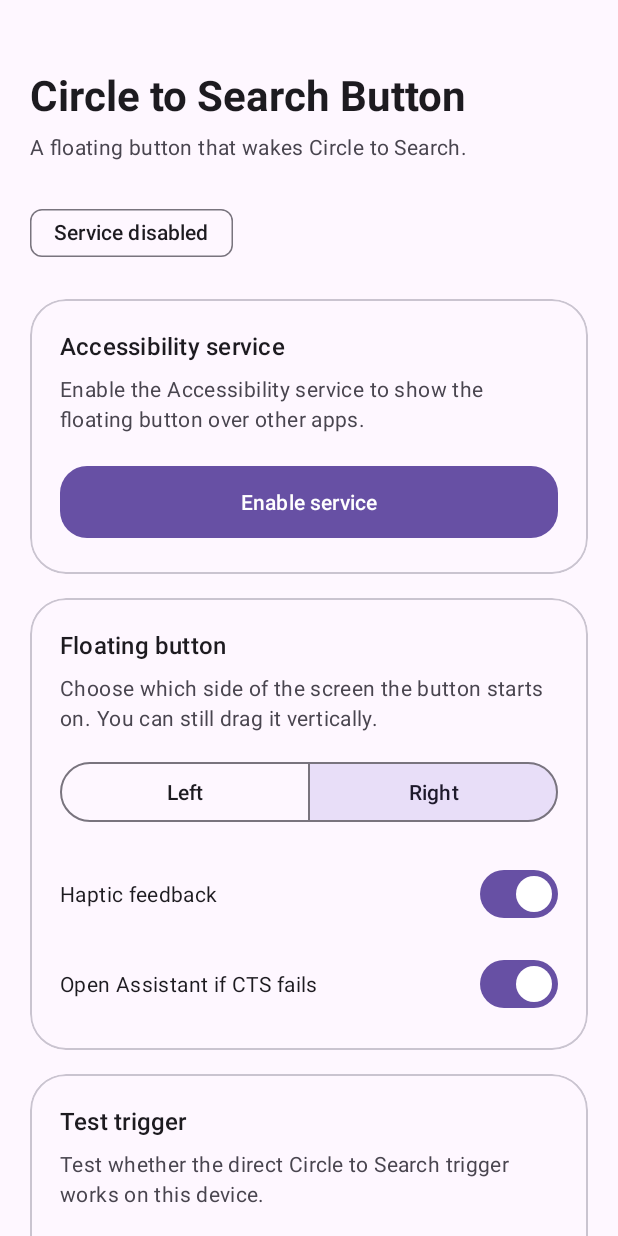
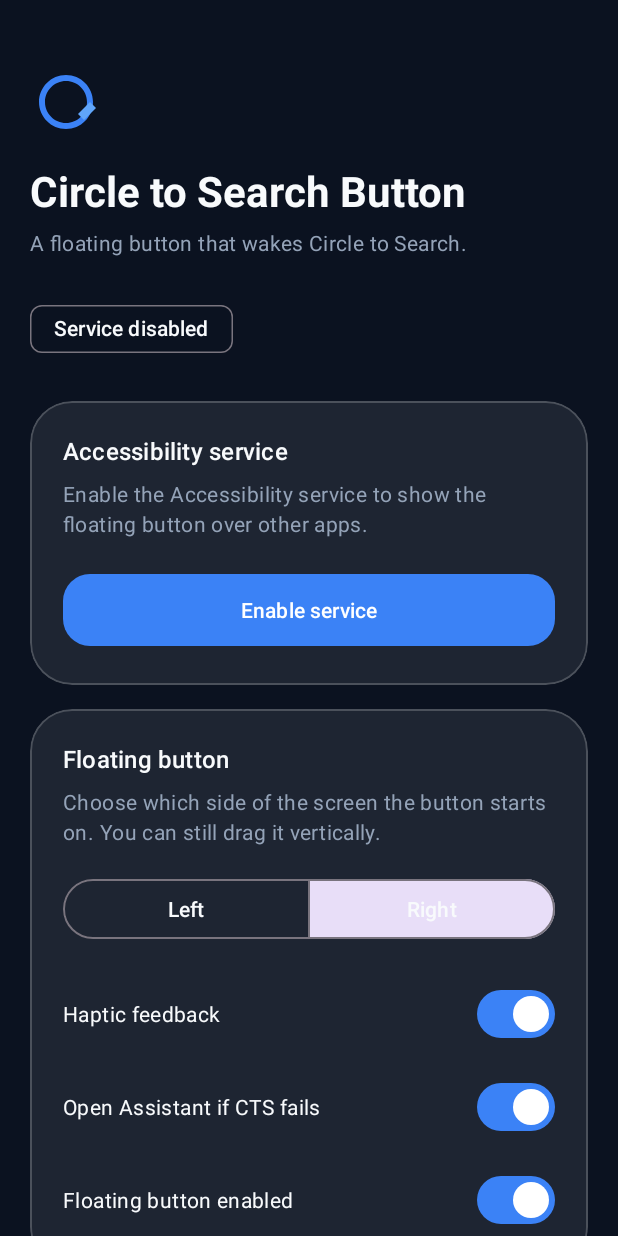
Before and after one commit to cRED-f/wakeCTS, an Android app: the screen it shows after launch (MainActivity), on a phone screen of 412 x 824 dp. Run offline under Robolectric (Android 15) with nearby library versions, the phone set to English and light mode, and no system bars.

Commit message:
feat: add  drop zone and floating button on/off control

```diff
--- a/app/build.gradle.kts
+++ b/app/build.gradle.kts
@@ -46,6 +46,6 @@ dependencies {
     implementation("androidx.constraintlayout:constraintlayout:2.1.4")
 
     implementation("org.lsposed.hiddenapibypass:hiddenapibypass:6.1")
-
+    implementation("androidx.dynamicanimation:dynamicanimation:1.1.0")
     compileOnly("io.github.libxposed:api:102.0.0")
 }
--- a/app/src/main/AndroidManifest.xml
+++ b/app/src/main/AndroidManifest.xml
@@ -3,6 +3,7 @@
 
     <application
         android:allowBackup="true"
+        android:icon="@mipmap/ic_launcher"
         android:label="@string/app_name"
         android:supportsRtl="true"
         android:theme="@style/Theme.CtsButton">
--- a/app/src/main/java/com/example/ctsbutton/AppPreferences.kt
+++ b/app/src/main/java/com/example/ctsbutton/AppPreferences.kt
@@ -5,9 +5,14 @@ import android.content.Context
 object AppPreferences {
 
     private const val PREFS_NAME = "cts_button_prefs"
+
+    private const val KEY_WAKE_ENABLED = "wake_enabled"
     private const val KEY_FALLBACK_ENABLED = "fallback_enabled"
     private const val KEY_BUTTON_ON_LEFT = "button_on_left"
     private const val KEY_HAPTIC_ENABLED = "haptic_enabled"
+
+    var isWakeEnabled: Boolean = true
+        private set
 
     var isFallbackEnabled: Boolean = true
         private set
@@ -21,9 +26,18 @@ object AppPreferences {
     fun load(context: Context) {
         val prefs = context.getSharedPreferences(PREFS_NAME, Context.MODE_PRIVATE)
 
+        isWakeEnabled = prefs.getBoolean(KEY_WAKE_ENABLED, true)
         isFallbackEnabled = prefs.getBoolean(KEY_FALLBACK_ENABLED, true)
         isButtonLeft = prefs.getBoolean(KEY_BUTTON_ON_LEFT, false)
         isHapticEnabled = prefs.getBoolean(KEY_HAPTIC_ENABLED, true)
+    }
+
+    fun setWakeEnabled(context: Context, enabled: Boolean) {
+        isWakeEnabled = enabled
+        context.getSharedPreferences(PREFS_NAME, Context.MODE_PRIVATE)
+            .edit()
+            .putBoolean(KEY_WAKE_ENABLED, enabled)
+            .apply()
     }
 
     fun setFallbackEnabled(context: Context, enabled: Boolean) {
--- a/app/src/main/java/com/example/ctsbutton/MainActivity.kt
+++ b/app/src/main/java/com/example/ctsbutton/MainActivity.kt
@@ -35,6 +35,15 @@ class MainActivity : AppCompatActivity() {
     private fun setupListeners() {
         binding.enableServiceButton.setOnClickListener {
             startActivity(Intent(Settings.ACTION_ACCESSIBILITY_SETTINGS))
+        }
+
+        binding.wakeSwitch.setOnCheckedChangeListener { _, checked ->
+            AppPreferences.setWakeEnabled(this, checked)
+
+            Intent(AssistantButtonService.ACTION_TOGGLE_BUTTON).also {
+                it.setPackage(packageName)
+                sendBroadcast(it)
+            }
         }
 
         binding.fallbackSwitch.setOnCheckedChangeListener { _, checked ->
@@ -93,6 +102,7 @@ class MainActivity : AppCompatActivity() {
             getString(R.string.enable_service)
         }
 
+        binding.wakeSwitch.isChecked = AppPreferences.isWakeEnabled
         binding.fallbackSwitch.isChecked = AppPreferences.isFallbackEnabled
         binding.hapticSwitch.isChecked = AppPreferences.isHapticEnabled
 
--- /dev/null
+++ b/app/src/main/res/drawable/ic_search_pencil.xml
@@ -0,0 +1,16 @@
+<?xml version="1.0" encoding="utf-8"?>
+<vector xmlns:android="http://schemas.android.com/apk/res/android"
+    android:width="24dp"
+    android:height="24dp"
+    android:viewportWidth="24"
+    android:viewportHeight="24">
+
+    <path
+        android:fillColor="@color/primary"
+        android:pathData="M12,3C7.03,3 3,7.03 3,12s4.03,9 9,9 9,-4.03 9,-9 -4.03,-9 -9,-9zM12,19c-3.87,0 -7,-3.13 -7,-7s3.13,-7 7,-7 7,3.13 7,7 -3.13,7 -7,7z" />
+
+    <path
+        android:fillColor="@color/accent"
+        android:pathData="M16,16l2,2l4,-4l-2,-2l-4,4z" />
+
+</vector>
--- a/app/src/main/res/layout/activity_main.xml
+++ b/app/src/main/res/layout/activity_main.xml
@@ -3,7 +3,8 @@
     xmlns:android="http://schemas.android.com/apk/res/android"
     xmlns:app="http://schemas.android.com/apk/res-auto"
     android:layout_width="match_parent"
-    android:layout_height="match_parent">
+    android:layout_height="match_parent"
+    android:background="@color/app_background">
 
     <ScrollView
         android:layout_width="match_parent"
@@ -16,11 +17,19 @@
             android:orientation="vertical"
             android:padding="20dp">
 
+            <ImageView
+                android:layout_width="48dp"
+                android:layout_height="48dp"
+                android:layout_marginTop="24dp"
+                android:contentDescription="@string/app_title"
+                android:src="@drawable/ic_search_pencil" />
+
             <TextView
                 android:layout_width="wrap_content"
                 android:layout_height="wrap_content"
-                android:layout_marginTop="24dp"
+                android:layout_marginTop="16dp"
                 android:text="@string/app_title"
+                android:textColor="@color/on_surface"
                 android:textAppearance="?attr/textAppearanceHeadlineMedium"
                 android:textStyle="bold" />
 
@@ -29,8 +38,8 @@
                 android:layout_height="wrap_content"
                 android:layout_marginTop="6dp"
                 android:text="@string/app_subtitle"
-                android:textAppearance="?attr/textAppearanceBodyMedium"
-                android:textColor="?attr/colorOnSurfaceVariant" />
+                android:textColor="@color/on_surface_variant"
+                android:textAppearance="?attr/textAppearanceBodyMedium" />
 
             <com.google.android.material.chip.Chip
                 android:id="@+id/statusChip"
@@ -38,27 +47,30 @@
                 android:layout_width="wrap_content"
                 android:layout_height="wrap_content"
                 android:layout_marginTop="24dp"
-                android:text="@string/service_disabled" />
+                android:text="@string/service_disabled"
+                android:textColor="@color/on_surface" />
 
             <com.google.android.material.card.MaterialCardView
                 android:layout_width="match_parent"
                 android:layout_height="wrap_content"
-                android:layout_marginTop="20dp"
-                app:cardCornerRadius="24dp"
+                android:layout_marginTop="24dp"
+                app:cardBackgroundColor="@color/glass_surface"
+                app:cardCornerRadius="28dp"
                 app:cardElevation="0dp"
-                app:strokeWidth="1dp"
-                app:strokeColor="?attr/colorOutlineVariant">
+                app:strokeColor="@color/glass_border"
+                app:strokeWidth="1dp">
 
                 <LinearLayout
                     android:layout_width="match_parent"
                     android:layout_height="wrap_content"
                     android:orientation="vertical"
-                    android:padding="20dp">
+                    android:padding="22dp">
 
                     <TextView
                         android:layout_width="wrap_content"
                         android:layout_height="wrap_content"
                         android:text="@string/service_section"
+                        android:textColor="@color/on_surface"
                         android:textAppearance="?attr/textAppearanceTitleMedium" />
 
                     <TextView
@@ -66,15 +78,17 @@
                         android:layout_height="wrap_content"
                         android:layout_marginTop="8dp"
                         android:text="@string/service_description"
-                        android:textAppearance="?attr/textAppearanceBodyMedium"
-                        android:textColor="?attr/colorOnSurfaceVariant" />
+                        android:textColor="@color/on_surface_variant"
+                        android:textAppearance="?attr/textAppearanceBodyMedium" />
 
                     <com.google.android.material.button.MaterialButton
                         android:id="@+id/enableServiceButton"
                         android:layout_width="match_parent"
                         android:layout_height="56dp"
-                        android:layout_marginTop="18dp"
+                        android:layout_marginTop="20dp"
                         android:text="@string/enable_service"
+                        android:textColor="@color/on_primary"
+                        app:backgroundTint="@color/primary"
                         app:cornerRadius="18dp" />
 
                 </LinearLayout>
@@ -85,21 +99,23 @@
                 android:layout_width="match_parent"
                 android:layout_height="wrap_content"
                 android:layout_marginTop="16dp"
-                app:cardCornerRadius="24dp"
+                app:cardBackgroundColor="@color/glass_surface"
+                app:cardCornerRadius="28dp"
                 app:cardElevation="0dp"
-                app:strokeWidth="1dp"
-                app:strokeColor="?attr/colorOutlineVariant">
+                app:strokeColor="@color/glass_border"
+                app:strokeWidth="1dp">
 
                 <LinearLayout
                     android:layout_width="match_parent"
                     android:layout_height="wrap_content"
                     android:orientation="vertical"
-                    android:padding="20dp">
+                    android:padding="22dp">
 
                     <TextView
                         android:layout_width="wrap_content"
                         android:layout_height="wrap_content"
                         android:text="@string/button_section"
+                        android:textColor="@color/on_surface"
                         android:textAppearance="?attr/textAppearanceTitleMedium" />
 
                     <TextView
@@ -107,14 +123,14 @@
                         android:layout_height="wrap_content"
                         android:layout_marginTop="8dp"
                         android:text="@string/button_side_description"
-                        android:textAppearance="?attr/textAppearanceBodyMedium"
-                        android:textColor="?attr/colorOnSurfaceVariant" />
+                        android:textColor="@color/on_surface_variant"
+                        android:textAppearance="?attr/textAppearanceBodyMedium" />
 
                     <com.google.android.material.button.MaterialButtonToggleGroup
                         android:id="@+id/sideButtonGroup"
                         android:layout_width="match_parent"
                         android:layout_height="wrap_content"
-                        android:layout_marginTop="16dp"
+                        android:layout_marginTop="18dp"
                         app:selectionRequired="true"
                         app:singleSelection="true">
 
@@ -124,7 +140,8 @@
                             android:layout_width="0dp"
                             android:layout_height="wrap_content"
                             android:layout_weight="1"
-                            android:text="@string/left_side" />
+                            android:text="@string/left_side"
+                            android:textColor="@color/on_surface" />
 
                         <com.google.android.material.button.MaterialButton
                             android:id="@+id/rightSideButton"
@@ -132,7 +149,8 @@
                             android:layout_width="0dp"
                             android:layout_height="wrap_content"
                             android:layout_weight="1"
-                            android:text="@string/right_side" />
+                            android:text="@string/right_side"
+                            android:textColor="@color/on_surface" />
 
                     </com.google.android.material.button.MaterialButtonToggleGroup>
 
@@ -140,15 +158,24 @@
                         android:id="@+id/hapticSwitch"
                         android:layout_width="match_parent"
                         android:layout_height="wrap_content"
-                        android:layout_marginTop="20dp"
-                        android:text="@string/haptic_feedback" />
+                        android:layout_marginTop="22dp"
+                        android:text="@string/haptic_feedback"
+                        android:textColor="@color/on_surface" />
 
                     <com.google.android.material.materialswitch.MaterialSwitch
                         android:id="@+id/fallbackSwitch"
                         android:layout_width="match_parent"
                         android:layout_height="wrap_content"
-                        android:layout_marginTop="12dp"
-                        android:text="@string/assistant_fallback" />
+                        android:layout_marginTop="14dp"
+                        android:text="@string/assistant_fallback"
+                        android:textColor="@color/on_surface" />
+                    <com.google.android.material.materialswitch.MaterialSwitch
+                        android:id="@+id/wakeSwitch"
+                        android:layout_width="match_parent"
+                        android:layout_height="wrap_content"
+                        android:layout_marginTop="14dp"
+                        android:text="@string/wake_button_enabled"
+                        android:textColor="@color/on_surface" />
 
                 </LinearLayout>
 
@@ -158,22 +185,24 @@
                 android:layout_width="match_parent"
                 android:layout_height="wrap_content"
                 android:layout_marginTop="16dp"
-                android:layout_marginBottom="32dp"
-                app:cardCornerRadius="24dp"
+                android:layout_marginBottom="36dp"
+                app:cardBackgroundColor="@color/glass_surface"
+                app:cardCornerRadius="28dp"
                 app:cardElevation="0dp"
-                app:strokeWidth="1dp"
-                app:strokeColor="?attr/colorOutlineVariant">
+                app:strokeColor="@color/glass_border"
+                app:strokeWidth="1dp">
 
                 <LinearLayout
                     android:layout_width="match_parent"
                     android:layout_height="wrap_content"
                     android:orientation="vertical"
-                    android:padding="20dp">
+                    android:padding="22dp">
 
                     <TextView
                         android:layout_width="wrap_content"
                         android:layout_height="wrap_content"
                         android:text="@string/testing_section"
+                        android:textColor="@color/on_surface"
                         android:textAppearance="?attr/textAppearanceTitleMedium" />
 
                     <TextView
@@ -181,17 +210,19 @@
                         android:layout_height="wrap_content"
                         android:layout_marginTop="8dp"
                         android:text="@string/testing_description"
-                        android:textAppearance="?attr/textAppearanceBodyMedium"
-                        android:textColor="?attr/colorOnSurfaceVariant" />
+                        android:textColor="@color/on_surface_variant"
+                        android:textAppearance="?attr/textAppearanceBodyMedium" />
 
                     <com.google.android.material.button.MaterialButton
                         android:id="@+id/testTriggerButton"
                         style="?attr/materialButtonOutlinedStyle"
                         android:layout_width="match_parent"
                         android:layout_height="52dp"
-                        android:layout_marginTop="18dp"
+                        android:layout_marginTop="20dp"
                         android:text="@string/test_cts_trigger"
-                        app:cornerRadius="18dp" />
+                        android:textColor="@color/on_surface"
+                        app:cornerRadius="18dp"
+                        app:strokeColor="@color/glass_border" />
 
                     <com.google.android.material.button.MaterialButton
                         android:id="@+id/helpButton"
@@ -199,7 +230,8 @@
                         android:layout_width="match_parent"
                         android:layout_height="wrap_content"
                         android:layout_marginTop="4dp"
-                        android:text="@string/help" />
+                        android:text="@string/help"
+                        android:textColor="@color/accent" />
 
                 </LinearLayout>
 
--- /dev/null
+++ b/app/src/main/res/mipmap-anydpi-v26/ic_launcher.xml
@@ -0,0 +1,5 @@
+<?xml version="1.0" encoding="utf-8"?>
+<adaptive-icon xmlns:android="http://schemas.android.com/apk/res/android">
+    <background android:drawable="@color/ic_launcher_background" />
+    <foreground android:drawable="@drawable/ic_launcher_foreground" />
+</adaptive-icon>
--- a/app/src/main/res/values/colors.xml
+++ b/app/src/main/res/values/colors.xml
@@ -1,13 +1,22 @@
 <resources>
-    <color name="purple_primary">#FF6750A4</color>
-    <color name="purple_on_primary">#FFFFFFFF</color>
-    <color name="purple_primary_container">#FFEADDFF</color>
-    <color name="purple_on_primary_container">#FF21005D</color>
+    <color name="app_background">#FF0B1220</color>
+    <color name="card_background">#FF0F172A</color>
 
-    <color name="surface">#FFFEF7FF</color>
-    <color name="on_surface">#FF1D1B20</color>
-    <color name="surface_variant">#FFE7E0EC</color>
-    <color name="on_surface_variant">#FF49454F</color>
+    <color name="primary">#FF3B82F6</color>
+    <color name="on_primary">#FFFFFFFF</color>
+    <color name="primary_container">#FF1E3A8A</color>
+    <color name="on_primary_container">#FFDBEAFE</color>
 
-    <color name="outline_variant">#FFCAC4D0</color>
+    <color name="surface">#FF0B1220</color>
+    <color name="on_surface">#FFF8FAFC</color>
+    <color name="surface_variant">#FF16213A</color>
+    <color name="on_surface_variant">#FF94A3B8</color>
+
+    <color name="outline_variant">#FF334155</color>
+    <color name="accent">#FF60A5FA</color>
+
+    <color name="glass_surface">#14FFFFFF</color>
+    <color name="glass_border">#33FFFFFF</color>
+    <color name="glass_highlight">#1F60A5FA</color>
+
 </resources>
--- /dev/null
+++ b/app/src/main/res/values/ic_launcher_background.xml
@@ -0,0 +1,4 @@
+<?xml version="1.0" encoding="utf-8"?>
+<resources>
+    <color name="ic_launcher_background">#FF2563EB</color>
+</resources>
--- a/app/src/main/res/values/strings.xml
+++ b/app/src/main/res/values/strings.xml
@@ -35,4 +35,5 @@
     <string name="cts_button_description">Wake Circle to Search</string>
 
     <string name="accessibility_service_description">Shows a floating button that can wake Circle to Search or the system Assistant.</string>
+    <string name="wake_button_enabled">Floating button enabled</string>
 </resources>
--- a/app/src/main/res/values/themes.xml
+++ b/app/src/main/res/values/themes.xml
@@ -1,10 +1,10 @@
 <resources>
 
     <style name="Theme.CtsButton" parent="Theme.Material3.DayNight.NoActionBar">
-        <item name="colorPrimary">@color/purple_primary</item>
-        <item name="colorOnPrimary">@color/purple_on_primary</item>
-        <item name="colorPrimaryContainer">@color/purple_primary_container</item>
-        <item name="colorOnPrimaryContainer">@color/purple_on_primary_container</item>
+        <item name="colorPrimary">@color/primary</item>
+        <item name="colorOnPrimary">@color/on_primary</item>
+        <item name="colorPrimaryContainer">@color/primary_container</item>
+        <item name="colorOnPrimaryContainer">@color/on_primary_container</item>
 
         <item name="colorSurface">@color/surface</item>
         <item name="colorOnSurface">@color/on_surface</item>
@@ -15,7 +15,7 @@
 
         <item name="android:statusBarColor">@android:color/transparent</item>
         <item name="android:navigationBarColor">@android:color/transparent</item>
-        <item name="android:windowLightStatusBar">true</item>
+        <item name="android:windowLightStatusBar">false</item>
     </style>
 
 </resources>
```
Also changed, not shown: app/src/main/java/com/example/ctsbutton/AssistantButtonService.kt (+293 -13 lines), app/src/main/res/drawable/bg_floating_button.xml (+5 -5 lines), app/src/main/res/drawable/bg_ocean_drop_zone.xml (+9 -2 lines), app/src/main/res/drawable/bg_ocean_wave.xml (+5 -2 lines), app/src/main/res/drawable/ic_launcher_foreground.xml (added, +16 -0 lines), 1 other file.
